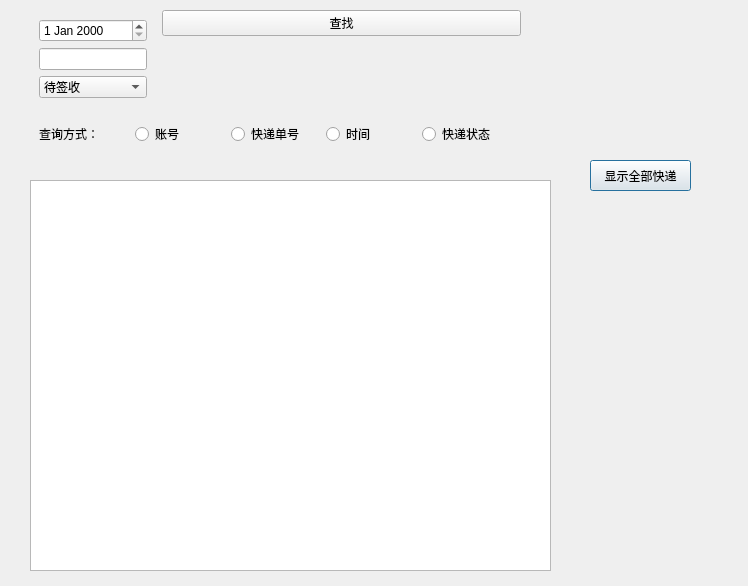
Before: the Qt Designer form Problem_2/packagelistwindow.ui in P0werWeirdo/CPP-BigHomework, drawn with Qt 5.
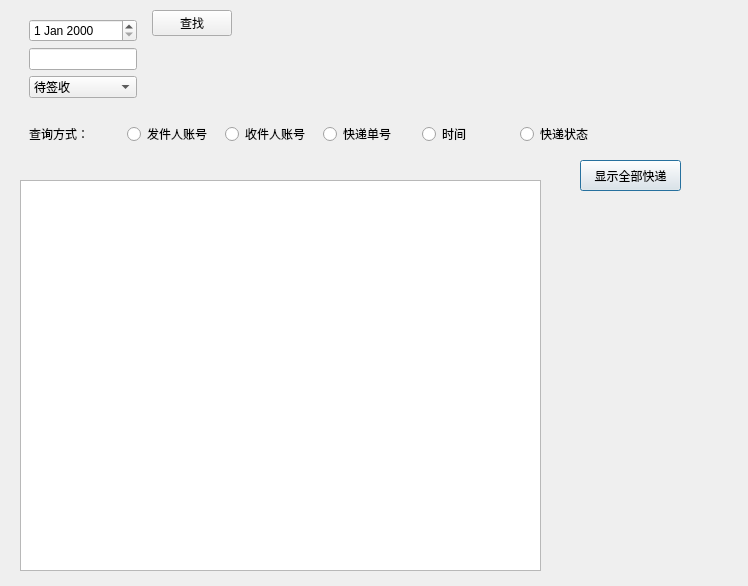
After: the same form once the commit is applied.

```diff
--- a/Problem_2/packagelistwindow.ui
+++ b/Problem_2/packagelistwindow.ui
@@ -16,7 +16,7 @@
   <widget class="QWidget" name="widget" native="true">
    <property name="geometry">
     <rect>
-     <x>10</x>
+     <x>0</x>
      <y>10</y>
      <width>726</width>
      <height>564</height>
@@ -56,7 +56,7 @@
      <rect>
       <x>20</x>
       <y>0</y>
-      <width>491</width>
+      <width>601</width>
       <height>161</height>
      </rect>
     </property>
@@ -105,7 +105,14 @@
         <item>
          <widget class="QRadioButton" name="rb_Username">
           <property name="text">
-           <string>账号</string>
+           <string>发件人账号</string>
+          </property>
+         </widget>
+        </item>
+        <item>
+         <widget class="QRadioButton" name="rb_UsernameRecver">
+          <property name="text">
+           <string>收件人账号</string>
           </property>
          </widget>
         </item>
@@ -135,6 +142,12 @@
      </item>
      <item row="0" column="1">
       <widget class="QPushButton" name="btn_Search">
+       <property name="sizePolicy">
+        <sizepolicy hsizetype="Fixed" vsizetype="Fixed">
+         <horstretch>0</horstretch>
+         <verstretch>0</verstretch>
+        </sizepolicy>
+       </property>
        <property name="text">
         <string>查找</string>
        </property>
```
Left out of the diff: 2 changed lines with no effect on the pictures.
